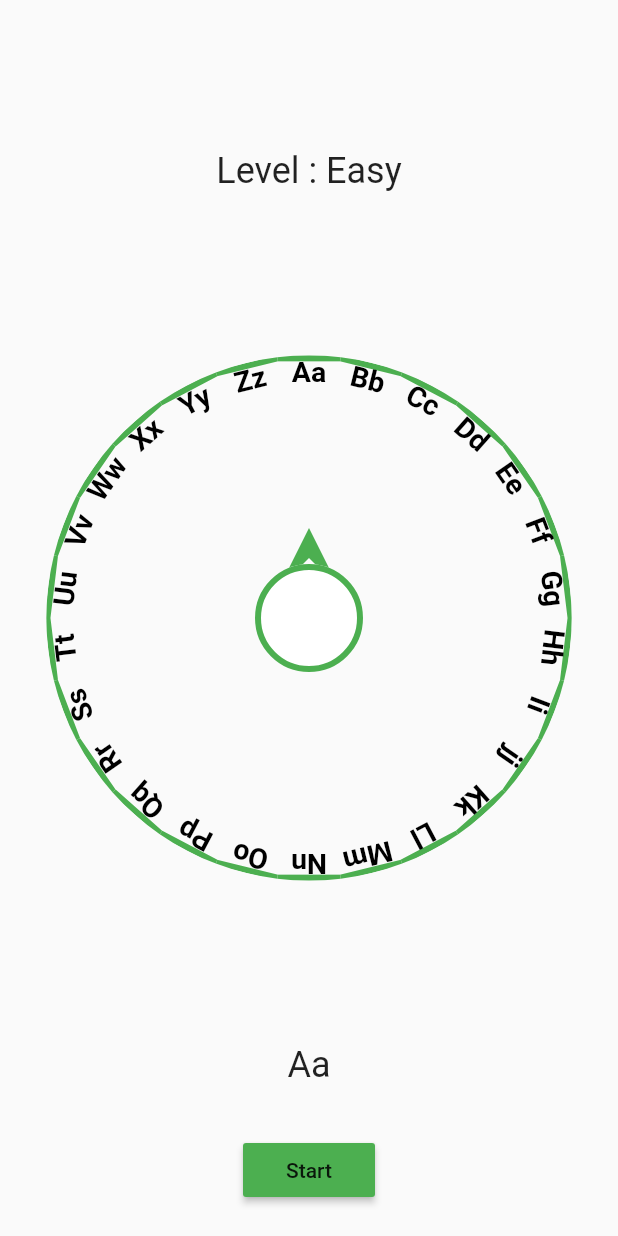
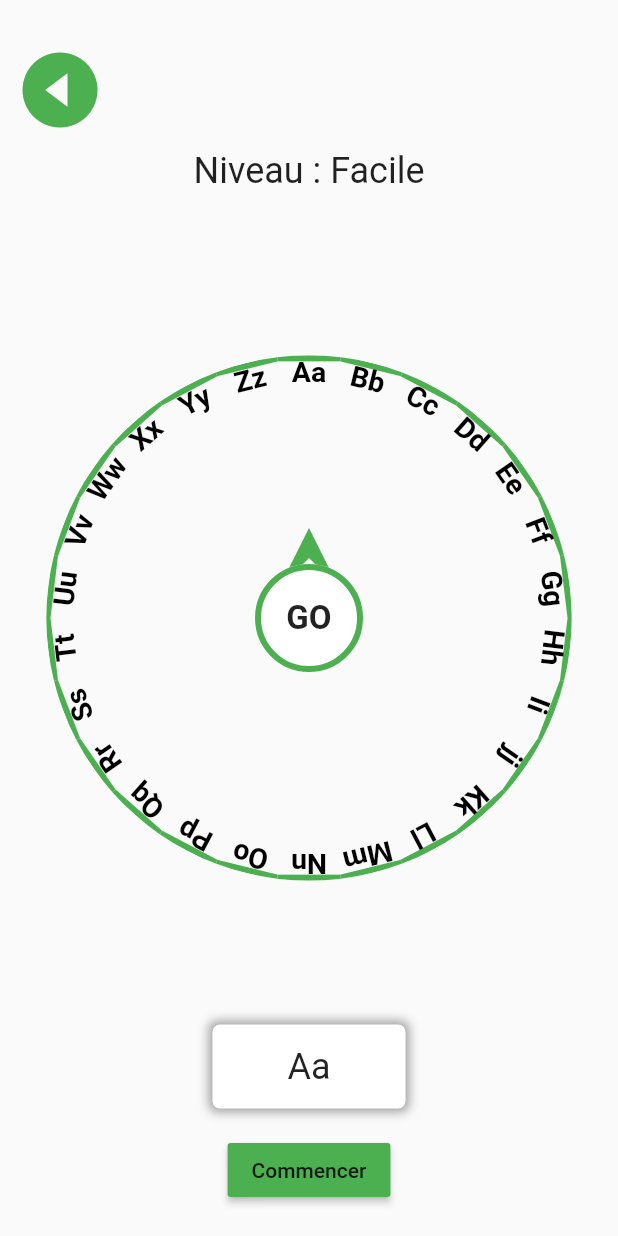
Before and after one commit to zinebabjili/fruits_vegetables-App, a Flutter app: the EasyLevel screen opened directly, on a phone screen of 412 x 824 dp. Run offline on Flutter 3.47's test engine with Material 2 defaults, Android fonts, the phone set to English and light mode, and no system bars.

Commit message:
spin pages

```diff
--- a/lib/easy_level.dart
+++ b/lib/easy_level.dart
@@ -71,7 +71,8 @@ class _EasyLevelState extends State<EasyLevel>
                   _buildGo(),
                   _buildResult(_value),
                   _buildButton(),
-                  _buildText()
+                  _buildText(),
+                  _buildBtnBack()
                 ],
               );
             }),
@@ -94,10 +95,10 @@ class _EasyLevelState extends State<EasyLevel>
           alignment: Alignment.center,
           height: 72,
           width: 72,
-          /*child: Text(
+          child: Text(
             "GO",
             style: TextStyle(fontSize: 22.0, fontWeight: FontWeight.bold),
-          ),*/
+          ),
         ),
         onTap: _animation,
       ),
@@ -127,10 +128,20 @@ class _EasyLevelState extends State<EasyLevel>
     //String _asset = _items[_index].asset;
     String _asset = _items[_index].alphabet;
     return Padding(
-      padding: EdgeInsets.symmetric(vertical: 100.0),
+      padding: EdgeInsets.symmetric(vertical: 85.0),
       child: Align(
         alignment: Alignment.bottomCenter,
-        child: Text(_asset, style: Theme.of(context).textTheme.headline),
+        child: Container(
+          padding: EdgeInsets.symmetric(horizontal: 50, vertical: 14),
+          decoration: BoxDecoration(
+            borderRadius: BorderRadius.circular(5),
+            color: Colors.white,
+            boxShadow: [
+              BoxShadow(color: Colors.grey, blurRadius: 5.0, spreadRadius: 2),
+            ],
+          ),
+          child: Text(_asset, style: Theme.of(context).textTheme.headline),
+        ),
       ),
     );
   }
@@ -141,12 +152,11 @@ class _EasyLevelState extends State<EasyLevel>
       child: Align(
         alignment: Alignment.bottomCenter,
         child: RaisedButton(
-          color: Colors.green,
-            child: Text('Start',style: Theme.of(context).textTheme.button),
-            onPressed: (){
+            color: Colors.green,
+            child: Text('Commencer', style: Theme.of(context).textTheme.button),
+            onPressed: () {
               Navigator.of(context).pushNamed('');
-            }
-        ),
+            }),
       ),
     );
   }
@@ -156,14 +166,34 @@ class _EasyLevelState extends State<EasyLevel>
       padding: EdgeInsets.only(top: 100),
       child: Align(
         alignment: Alignment.topCenter,
-            child: Text('Level : Easy',style: (Theme.of(context).textTheme.headline)),
+        child: Text('Niveau : Facile',
+            style: (Theme.of(context).textTheme.headline)),
+      ),
+    );
+  }
+
+  _buildBtnBack() {
+    return Container(
+      child: Align(
+        alignment: Alignment.topLeft,
+        child: Padding(
+          padding: EdgeInsets.only(top: 50, left:30 ),
+          child: RotatedBox(
+            quarterTurns: 2,
+            child: IconButton(
+                icon: Icon(
+                  Icons.play_circle_filled, color: Colors.green, size: 60
+                ),
+                onPressed: (){
+                  Navigator.of(context).pushNamed('/');
+                },
+            ),
+          ),
+          ),
         ),
-      );
+    );
   }
 }
-
-
-
 
 /*import 'dart:math';
 import 'package:flutter/material.dart';
--- a/lib/main.dart
+++ b/lib/main.dart
@@ -16,6 +16,7 @@ class MyApp extends StatelessWidget {
       debugShowCheckedModeBanner: false,
       initialRoute: '/',
       onGenerateRoute: router.generateRoute,
+
     );
   }
 }
--- a/lib/theme.dart
+++ b/lib/theme.dart
@@ -37,9 +37,9 @@ ThemeData basicTheme(){
     canvasColor: Colors.red,
     textTheme: _basicTextTheme(base.textTheme),
     buttonTheme: ButtonThemeData(
-      buttonColor: Colors.yellow,
-      height: 45,
-      minWidth: 300
+        buttonColor: Colors.yellow,
+        height: 45,
+        minWidth: 300
     ),
   );
 }
```
Also changed, not shown: lib/hard_level.dart (+43 -13 lines), lib/medium_level.dart (+43 -13 lines), lib/score.dart (+18 -13 lines).
